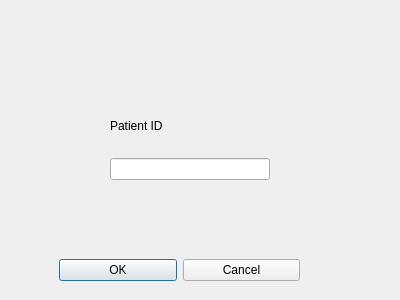
This is searchpatient.ui in oracle-ryuu/SimpleSerums_radical_redo as Qt 5 draws it before an edit. The edited form follows.
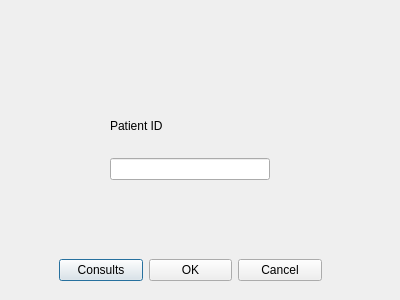
This is the edited form.

Commit message: added consult functionality to search patients and fixed double dialogue on the emergency queue.

What changed in the file:
```diff
--- a/searchpatient.ui
+++ b/searchpatient.ui
@@ -18,11 +18,18 @@
     <rect>
      <x>59</x>
      <y>230</y>
-     <width>241</width>
+     <width>263</width>
      <height>80</height>
     </rect>
    </property>
    <layout class="QHBoxLayout" name="horizontalLayout">
+    <item>
+     <widget class="QPushButton" name="pushButton_3">
+      <property name="text">
+       <string>Consults</string>
+      </property>
+     </widget>
+    </item>
     <item>
      <widget class="QPushButton" name="pushButton_2">
       <property name="text">
```
The commit also changes 22 other files.
